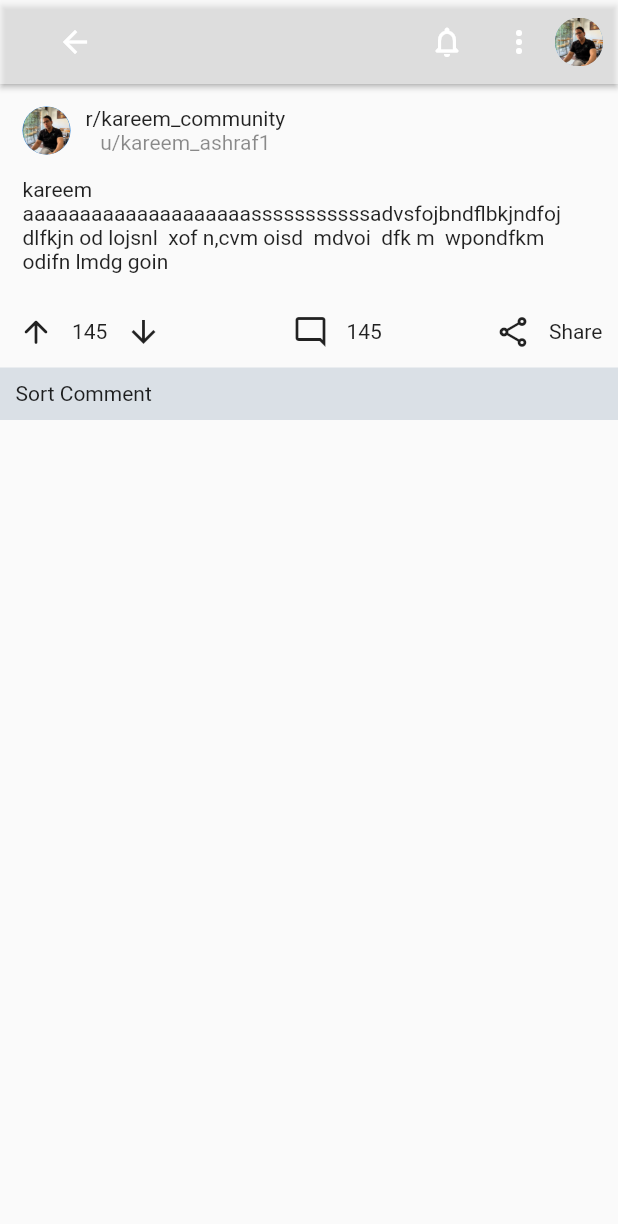
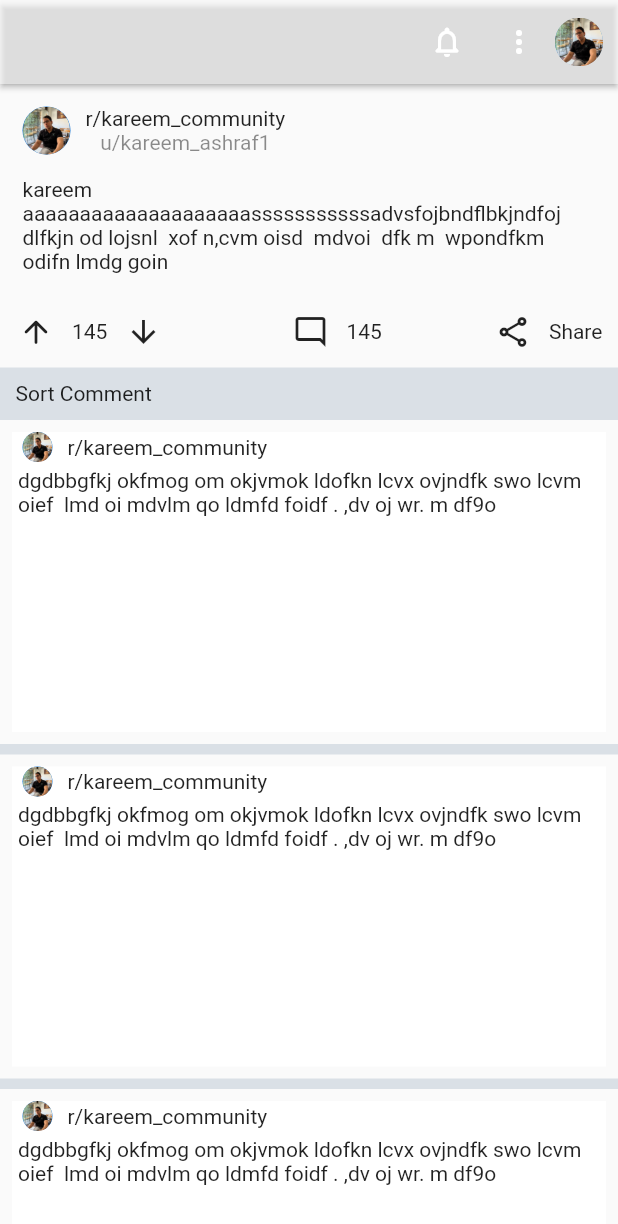
Before and after one commit to CMP24-SWE-TEAM3/RedditX-Cross-Platform, a Flutter app: the post_screen screen opened directly, on a phone screen of 412 x 824 dp. Shown: the top 1224 px of the screen. Run offline on Flutter 3.47's test engine with Material 2 defaults, Android fonts, the phone set to English and light mode, and no system bars.

Commit message:
Adding comments to post page

```diff
--- /dev/null
+++ b/lib/Controller/Home_provider.dart
@@ -0,0 +1,3 @@
+import 'package:flutter/material.dart';
+
+class HomePageProvider with ChangeNotifier {}
--- a/lib/Screens/Comments.dart
+++ /dev/null
@@ -1,22 +0,0 @@
-import 'package:flutter/material.dart';
-
-class comments extends StatefulWidget {
-  const comments({Key? key}) : super(key: key);
-
-  @override
-  State<comments> createState() => _commentsState();
-}
-
-class _commentsState extends State<comments> {
-  @override
-  Widget build(BuildContext context) {
-    return InkWell(
-      onTap: () {},
-      child: Container(
-        color: Colors.white,
-        child: Text(
-            'dgdbbgfkj okfmog om okjvmok ldofkn lcvx ovjndfk swo lcvm oief  lmd oi mdvlm qo ldmfd foidf . ,dv oj wr. m df9o'),
-      ),
-    );
-  }
-}
--- a/lib/Screens/Post_screen.dart
+++ b/lib/View/Screens/Post_screen.dart
@@ -1,4 +1,5 @@
 import 'package:flutter/material.dart';
+import 'package:reddit/View/Screens/Widgets/Comments.dart';
 
 class post_screen extends StatefulWidget {
   const post_screen({Key? key}) : super(key: key);
@@ -243,7 +244,35 @@ class _post_screenState extends State<post_screen> {
                   child: Row(children: [
                     Text('   Sort Comment'),
                   ]),
-                ))
+                )),
+            comments(),
+            Container(
+              height: 7,
+              width: double.infinity,
+              child: Text(''),
+              color: Color.fromRGBO(218, 224, 230, 1),
+            ),
+            comments(),
+            Container(
+              height: 7,
+              width: double.infinity,
+              child: Text(''),
+              color: Color.fromRGBO(218, 224, 230, 1),
+            ),
+            comments(),
+            Container(
+              height: 7,
+              width: double.infinity,
+              child: Text(''),
+              color: Color.fromRGBO(218, 224, 230, 1),
+            ),
+            comments(),
+            Container(
+              height: 7,
+              width: double.infinity,
+              child: Text(''),
+              color: Color.fromRGBO(218, 224, 230, 1),
+            ),
           ]),
         ),
       ),
--- /dev/null
+++ b/lib/View/Screens/Widgets/Comments.dart
@@ -0,0 +1,105 @@
+import 'package:flutter/material.dart';
+
+class comments extends StatefulWidget {
+  const comments({Key? key}) : super(key: key);
+
+  @override
+  State<comments> createState() => _commentsState();
+}
+
+class _commentsState extends State<comments> {
+  double container_height = 200;
+  TextOverflow comments_text = TextOverflow.clip;
+  bool is_visible = false;
+  @override
+  Widget build(BuildContext context) {
+    return InkWell(
+      onTap: () => setState(() {
+        container_height = container_height == 50 ? 200 : 50;
+        comments_text =
+            container_height == 50 ? TextOverflow.ellipsis : TextOverflow.clip;
+        is_visible = container_height == 50 ? false : true;
+      }),
+      child: Padding(
+        padding: const EdgeInsets.all(8.0),
+        child: AnimatedContainer(
+          duration: Duration(milliseconds: 250),
+          height: container_height,
+          color: Colors.white,
+          child: Column(
+            children: [
+              Row(
+                children: [
+                  SizedBox(
+                    width: 7,
+                  ),
+                  GestureDetector(
+                    onTap: () {},
+                    child: CircleAvatar(
+                      radius: 10.0,
+                      child: ClipRRect(
+                        child: Image.asset('assets/kareem.jpg'),
+                        borderRadius: BorderRadius.circular(50.0),
+                      ),
+                    ),
+                  ),
+                  SizedBox(
+                    width: 10,
+                  ),
+                  GestureDetector(
+                    onTap: () {},
+                    child: Text("r/kareem_community"),
+                  ),
+                ],
+              ),
+              Expanded(
+                child: Padding(
+                  padding: const EdgeInsets.all(4.0),
+                  child: Text(
+                    'dgdbbgfkj okfmog om okjvmok ldofkn lcvx ovjndfk swo lcvm oief  lmd oi mdvlm qo ldmfd foidf . ,dv oj wr. m df9o',
+                    overflow: comments_text,
+                    style: TextStyle(),
+                  ),
+                ),
+              ),
+              Visibility(
+                visible: is_visible,
+                child: Row(
+                  children: [
+                    SizedBox(
+                      width: 90,
+                    ),
+                    IconButton(
+                      onPressed: () {},
+                      icon: Icon(Icons.more_vert_rounded),
+                      color: Colors.black,
+                    ),
+                    InkWell(
+                      onTap: () {},
+                      child: Row(
+                        children: [
+                          IconButton(
+                            onPressed: () {},
+                            icon: Icon(Icons.reply_sharp),
+                            color: Colors.black,
+                          ),
+                          Text("Reply"),
+                        ],
+                      ),
+                    ),
+                    IconButton(
+                        onPressed: () {},
+                        icon: Icon(Icons.arrow_upward_rounded)),
+                    Text("145"),
+                    IconButton(
+                        onPressed: () {}, icon: Icon(Icons.arrow_downward)),
+                  ],
+                ),
+              )
+            ],
+          ),
+        ),
+      ),
+    );
+  }
+}
--- a/lib/main.dart
+++ b/lib/main.dart
@@ -1,6 +1,6 @@
 import 'dart:io';
 import 'package:flutter/material.dart';
-import 'package:reddit/Screens/Post_screen.dart';
+import 'package:reddit/View/Screens/Post_screen.dart';
 
 void main() {
   runApp(const MyApp());
@@ -17,7 +17,7 @@ class MyApp extends StatelessWidget {
       theme: ThemeData(
         primarySwatch: Colors.blue,
       ),
-      home: _HomePage(),
+      home: post_screen(),
     );
   }
 }
```
